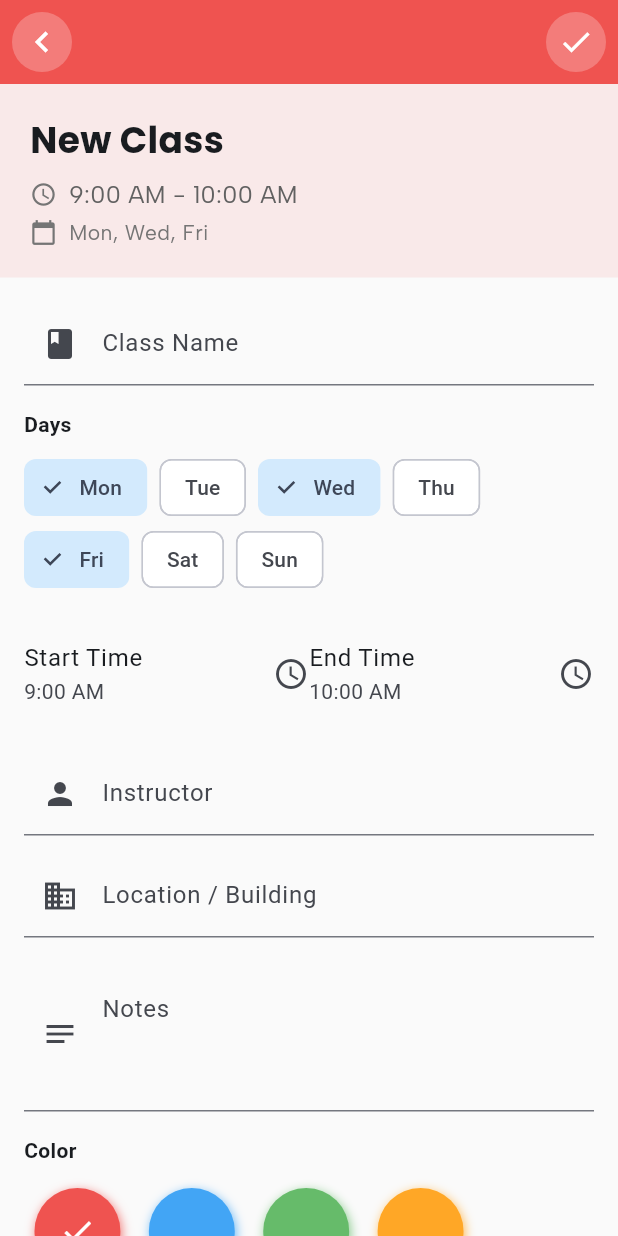
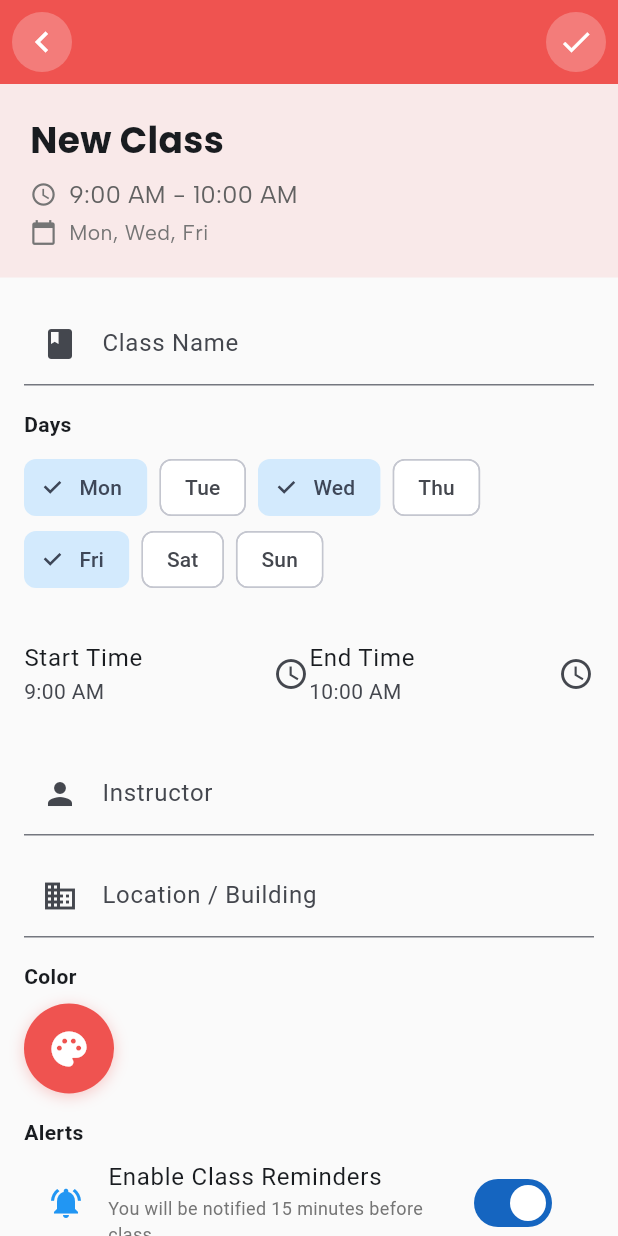
Before and after one commit to Day-Ones/EDUSYNC-DayOnes, a Flutter app: the AddEditClassScreen screen opened by its route, on a phone screen of 412 x 824 dp. Run offline on Flutter 3.47's test engine with Material 3 defaults, Android fonts, the phone set to English and light mode, and no system bars; drawn by our look-alikes of flutter_colorpicker; our stand-ins replace cloud_firestore, connectivity_plus, email_validator, firebase_auth, firebase_core, flutter_local_notifications and 11 more; missing offline and left inert: mobile_scanner; accounts and stored records are empty.

Commit message:
refactor: remove notes field from ClassModel and add/edit class screen

```diff
--- a/lib/models/class.dart
+++ b/lib/models/class.dart
@@ -116,7 +116,6 @@ class ClassModel {
     required this.endTime,
     required this.instructorOrRoom,
     required this.location,
-    required this.notes,
     required this.color,
     required this.alerts,
     required this.syncWithGoogle,
@@ -142,7 +141,6 @@ class ClassModel {
   final TimeOfDay endTime;
   final String instructorOrRoom;
   final String location;
-  final String notes;
   final Color color;
   final List<AlertModel> alerts;
   final bool syncWithGoogle;
@@ -172,7 +170,6 @@ class ClassModel {
     TimeOfDay? endTime,
     String? instructorOrRoom,
     String? location,
-    String? notes,
     Color? color,
     List<AlertModel>? alerts,
     bool? syncWithGoogle,
@@ -196,7 +193,6 @@ class ClassModel {
       endTime: endTime ?? this.endTime,
       instructorOrRoom: instructorOrRoom ?? this.instructorOrRoom,
       location: location ?? this.location,
-      notes: notes ?? this.notes,
       color: color ?? this.color,
       alerts: alerts ?? this.alerts,
       syncWithGoogle: syncWithGoogle ?? this.syncWithGoogle,
@@ -227,7 +223,6 @@ class ClassModel {
         'endMinute': endTime.minute,
         'instructorOrRoom': instructorOrRoom,
         'location': location,
-        'notes': notes,
         'color': color.value,
         'alerts': alerts.map((a) => a.toMap()).toList(),
         'syncWithGoogle': syncWithGoogle,
@@ -260,7 +255,6 @@ class ClassModel {
       ),
       instructorOrRoom: map['instructorOrRoom'] as String? ?? '',
       location: map['location'] as String? ?? '',
-      notes: map['notes'] as String? ?? '',
       color: Color(map['color'] as int),
       alerts: (map['alerts'] as List<dynamic>?)
               ?.map((e) => AlertModel.fromMap(e as Map<String, dynamic>))
--- a/lib/screens/add_edit_class_screen.dart
+++ b/lib/screens/add_edit_class_screen.dart
@@ -24,7 +24,6 @@ class _AddEditClassScreenState extends State<AddEditClassScreen> {
   final _name = TextEditingController();
   final _instructor = TextEditingController();
   final _location = TextEditingController();
-  final _notes = TextEditingController();
   final _roomController = TextEditingController();
   final _cacheService = CampusCacheService();
 
@@ -66,7 +65,6 @@ class _AddEditClassScreenState extends State<AddEditClassScreen> {
       _name.text = args.name;
       _instructor.text = args.instructorOrRoom;
       _location.text = args.location;
-      _notes.text = args.notes;
       _start = args.startTime;
       _end = args.endTime;
       _days.clear();
@@ -90,7 +88,6 @@ class _AddEditClassScreenState extends State<AddEditClassScreen> {
     _name.dispose();
     _instructor.dispose();
     _location.dispose();
-    _notes.dispose();
     _roomController.dispose();
     super.dispose();
   }
@@ -294,7 +291,6 @@ class _AddEditClassScreenState extends State<AddEditClassScreen> {
       endTime: _end,
       instructorOrRoom: isFaculty ? _roomController.text : _instructor.text,
       location: _location.text,
-      notes: _notes.text,
       color: _color,
       alerts: alerts,
       syncWithGoogle: _syncToGoogle,
@@ -639,14 +635,6 @@ class _AddEditClassScreenState extends State<AddEditClassScreen> {
                                   ? 'Building / Additional Info'
                                   : 'Location / Building',
                               prefixIcon: const Icon(Icons.business))),
-                      const SizedBox(height: 12),
-                      TextFormField(
-                          controller: _notes,
-                          maxLines: 3,
-                          decoration: const InputDecoration(
-                              labelText: 'Notes',
-                              prefixIcon: Icon(Icons.notes),
-                              alignLabelWithHint: true)),
                       const SizedBox(height: 16),
                       if (isFaculty) ...[
                         Text('Attendance Grace Periods',
@@ -757,10 +745,29 @@ class _AddEditClassScreenState extends State<AddEditClassScreen> {
                               .bodyMedium
                               ?.copyWith(fontWeight: FontWeight.w600)),
                       const SizedBox(height: 8),
-                      BlockPicker(
-                          pickerColor: _color,
-                          availableColors: AppColors.classPalette,
-                          onColorChanged: (c) => setState(() => _color = c)),
+                      GestureDetector(
+                        onTap: () => _showColorPickerModal(context),
+                        child: Container(
+                          width: 60,
+                          height: 60,
+                          decoration: BoxDecoration(
+                            color: _color,
+                            shape: BoxShape.circle,
+                            boxShadow: [
+                              BoxShadow(
+                                color: _color.withOpacity(0.3),
+                                blurRadius: 8,
+                                offset: const Offset(0, 2),
+                              ),
+                            ],
+                          ),
+                          child: const Icon(
+                            Icons.palette,
+                            color: Colors.white,
+                            size: 28,
+                          ),
+                        ),
+                      ),
                       const SizedBox(height: 16),
                       Text('Alerts',
                           style: Theme.of(context)
@@ -816,6 +823,40 @@ class _AddEditClassScreenState extends State<AddEditClassScreen> {
     const dayNames = ['Mon', 'Tue', 'Wed', 'Thu', 'Fri', 'Sat', 'Sun'];
     final sortedDays = List<int>.from(days)..sort();
     return sortedDays.map((d) => dayNames[d - 1]).join(', ');
+  }
+
+  void _showColorPickerModal(BuildContext context) {
+    Color tempColor = _color;
+
+    showDialog(
+      context: context,
+      builder: (ctx) => AlertDialog(
+        title: Text('Select Color', style: GoogleFonts.poppins(fontSize: 18, fontWeight: FontWeight.w600)),
+        content: SingleChildScrollView(
+          child: BlockPicker(
+            pickerColor: tempColor,
+            availableColors: AppColors.classPalette,
+            onColorChanged: (c) => tempColor = c,
+          ),
+        ),
+        actions: [
+          TextButton(
+            onPressed: () => Navigator.pop(ctx),
+            child: const Text('Cancel'),
+          ),
+          ElevatedButton(
+            onPressed: () {
+              setState(() => _color = tempColor);
+              Navigator.pop(ctx);
+            },
+            style: ElevatedButton.styleFrom(
+              backgroundColor: tempColor,
+            ),
+            child: const Text('OK', style: TextStyle(color: Colors.white)),
+          ),
+        ],
+      ),
+    );
   }
 
   void _showInviteCodeDialog() {
```
